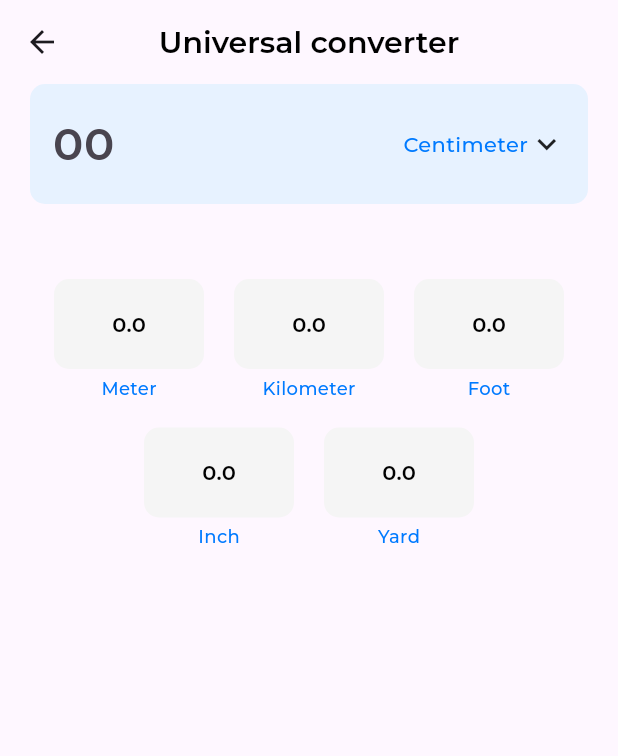
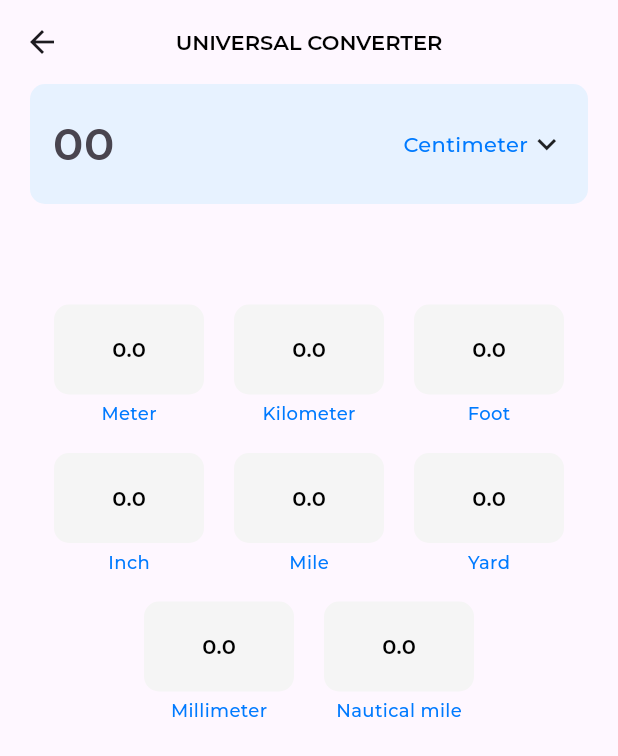
Before and after one commit to kevinvpatel/Distance-Converter, a Flutter app: the UniversalConvertScreen screen opened directly, on a phone screen of 412 x 824 dp. Shown: the top 756 px of the screen. Run offline on Flutter 3.47's test engine with Material 3 defaults, Android fonts, the phone set to English and light mode, and no system bars; our stand-ins replace flutter_svg, get; project files that could hold a hidden picture were left out.

Commit message:
Universal Screen Completed V3

```diff
--- a/lib/controller/SINGLController.dart
+++ b/lib/controller/SINGLController.dart
@@ -30,7 +30,15 @@ class SingleController extends GetxController {
       case 'Mile':
         valueInMeter = inputValue * 1609.34;
         break;
-
+      case 'Yard':
+        valueInMeter = inputValue * 0.9144;
+        break;
+      case 'Millimeter':
+        valueInMeter = inputValue / 1000.0;
+        break;
+      case 'Nautical mile':
+        valueInMeter = inputValue * 1852.0;
+        break;
       default:
         valueInMeter = inputValue;
         break;
@@ -39,6 +47,9 @@ class SingleController extends GetxController {
     switch (toUnit) {
       case 'Meter':
         convertedValue = valueInMeter;
+        break;
+      case 'Mile':
+        convertedValue = valueInMeter / 1609.34;
         break;
       case 'Centimeter':
         convertedValue = valueInMeter * 100.0;
@@ -52,8 +63,14 @@ class SingleController extends GetxController {
       case 'Inch':
         convertedValue = valueInMeter / 0.0254;
         break;
-      case 'Mile':
-        convertedValue = valueInMeter / 1609.34;
+      case 'Yard':
+        convertedValue = valueInMeter * 0.9144;
+        break;
+      case 'Millimeter':
+        convertedValue = valueInMeter / 1000.0;
+        break;
+      case 'Nautical mile':
+        convertedValue = valueInMeter * 1852.0;
         break;
       default:
         convertedValue = valueInMeter;
@@ -61,6 +78,6 @@ class SingleController extends GetxController {
     }
   }
 
-  List fromtext = ['Meter', 'Centimeter', 'Kilometer', 'Foot', 'Inch', 'Mile'];
-  List toist = ['Meter', 'Centimeter', 'Kilometer', 'Foot', 'Inch', 'Mile'];
+  List fromtext = ['Meter', 'Centimeter', 'Kilometer', 'Foot', 'Inch', 'Mile', 'Yard', 'Millimeter', 'Nautical mile'];
+  List toist = ['Meter', 'Centimeter', 'Kilometer', 'Foot', 'Inch', 'Mile', 'Yard', 'Millimeter', 'Nautical mile'];
 }
--- a/lib/controller/universal_controller.dart
+++ b/lib/controller/universal_controller.dart
@@ -38,13 +38,23 @@ class UniversalController extends GetxController {
       case 'Inch':
         valueInMeter = inputValue * 0.0254;
         break;
+      case 'Mile':
+        valueInMeter = inputValue * 1609.34;
+        break;
       case 'Yard':
         valueInMeter = inputValue * 0.9144;
+        break;
+      case 'Millimeter':
+        valueInMeter = inputValue / 1000.0;
+        break;
+      case 'Nautical mile':
+        valueInMeter = inputValue * 1852.0;
         break;
       default:
         valueInMeter = inputValue;
         break;
     }
+    // Convert meter to desired unit
 
     convertedValue = valueInMeter;
     log(convertedValue.toString());
@@ -84,16 +94,25 @@ class UniversalController extends GetxController {
       case 'Inch':
         return convertedValue / 0.0254;
 
+      case 'Mile':
+        return convertedValue / 1609.34;
+
       case 'Yard':
         return convertedValue / 0.9144;
+
+      case 'Millimeter':
+        return convertedValue * 1000.0;
+
+      case 'Nautical mile':
+        return convertedValue / 1852.0;
 
       default:
         return convertedValue;
     }
   }
 
-  List fromtext = ['Meter', 'Centimeter', 'Kilometer', 'Foot', 'Inch', 'Yard'];
-  List toist = ['Meter', 'Centimeter', 'Kilometer', 'Foot', 'Inch', 'Yard'];
+  List fromtext = ['Meter', 'Centimeter', 'Kilometer', 'Foot', 'Inch', 'Mile', 'Yard', 'Millimeter', 'Nautical mile'];
+  List toist = ['Meter', 'Centimeter', 'Kilometer', 'Foot', 'Inch', 'Mile', 'Yard', 'Millimeter', 'Nautical mile'];
 
   RxList<UCModel> ucList = <UCModel>[].obs;
 
--- a/lib/screen/universal_convert_screen.dart
+++ b/lib/screen/universal_convert_screen.dart
@@ -26,13 +26,7 @@ class _UniversalConvertScreenState extends State<UniversalConvertScreen> {
       // resizeToAvoidBottomInset: false,
       appBar: AppBar(
         centerTitle: true,
-        title: Hero(
-          tag: 'animate universal',
-          child: Text(
-            'Universal converter',
-            style: 20.monserrat600,
-          ),
-        ),
+        title: const Text('UNIVERSAL CONVERTER'),
         titleTextStyle: 14.monserrat600,
       ),
       body: Padding(
@@ -40,14 +34,14 @@ class _UniversalConvertScreenState extends State<UniversalConvertScreen> {
         child: SingleChildScrollView(
           child: Column(
             children: [
-              Container(
+              Obx(() => Container(
                     height: 80,
                     padding: const EdgeInsets.symmetric(horizontal: 15),
                     width: double.infinity,
                     decoration: BoxDecoration(
                         color: MyColor.textfiledC1,
                         borderRadius: BorderRadius.circular(10),
-                ),
+                        border: con.isValid.value ? Border.all(color: Colors.red) : null),
                     child: Row(
                       children: [
                         Expanded(
@@ -57,9 +51,14 @@ class _UniversalConvertScreenState extends State<UniversalConvertScreen> {
                           style: 30.monserrat600.copyWith(color: Colors.black),
                           decoration: const InputDecoration(border: InputBorder.none, hintText: "00"),
                           onChanged: (value) {
+                            setState(() {});
+                            if (value.length > 9) {
+                              con.isValid.value = true;
+                            } else {
                               con.inputValue = double.tryParse(value) ?? 0.0;
                               con.convert();
-                        setState(() {});
+                              con.isValid.value = false;
+                            }
                           },
                         )),
                         InkWell(
@@ -121,8 +120,13 @@ class _UniversalConvertScreenState extends State<UniversalConvertScreen> {
                         )
                       ],
                     ),
-              ),
-              const SizedBox(height: 50),
+                  )),
+              const SizedBox(height: 5),
+              Obx(() => Text(
+                    con.isValid.value ? "Please add less than 9 digits" : "",
+                    style: 12.monserrat600.copyWith(color: Colors.red),
+                  )),
+              const SizedBox(height: 45),
               Obx(() => Wrap(
                     spacing: 20,
                     runSpacing: 18,
@@ -138,16 +142,12 @@ class _UniversalConvertScreenState extends State<UniversalConvertScreen> {
 
   String numberToShorthand(double number) {
     if (number >= 1000000000000) {
-      ///For Trillion
       return (number / 1000000000000).toStringAsFixed(1) + 'T';
     } else if (number >= 1000000000) {
-      ///For Billion
       return (number / 1000000000).toStringAsFixed(1) + 'B';
     } else if (number >= 1000000) {
-      ///For Million
       return (number / 1000000).toStringAsFixed(1) + 'M';
     } else {
-      ///For Normal Numbers
       return number.toString();
     }
   }
```
Also changed, not shown: lib/screen/selectMode_Screen.dart (+6 -14 lines), lib/screen/singleConvert_Screen.dart (+18 -16 lines). Lines whose indentation alone changed are shown as unchanged.
